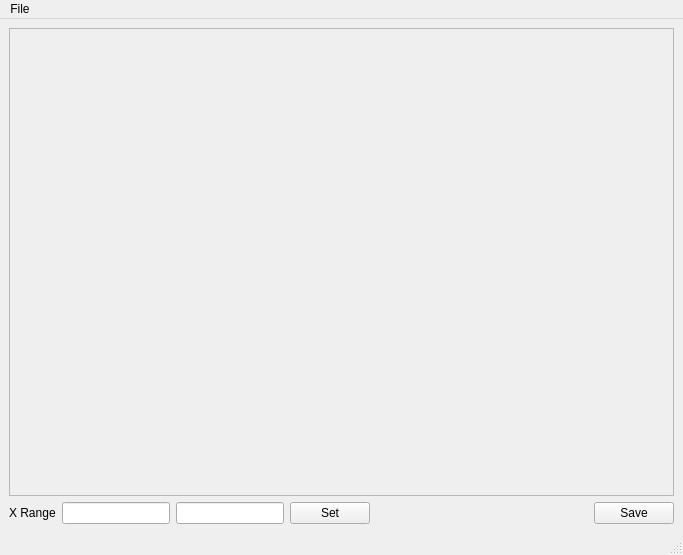
Before: the Qt Designer form designer/Simple2DReductionView.ui in neutrons/PyVDrive, drawn with Qt 5.
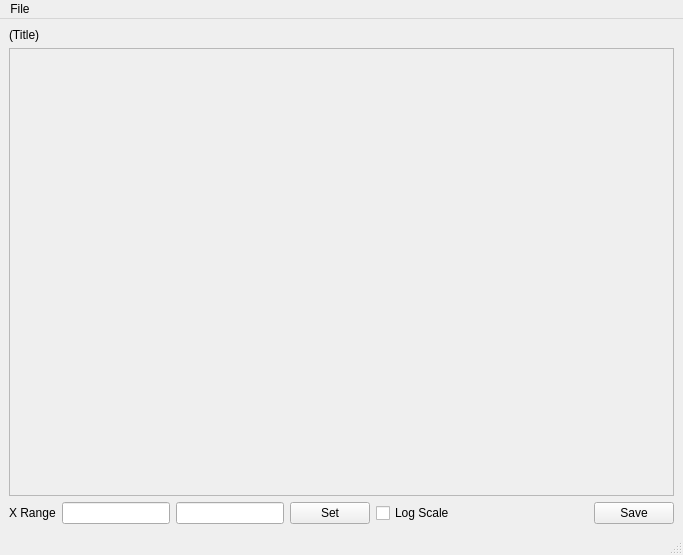
After: the same form once the commit is applied.

Commit message: Refs #216. Added a few widgets to atom view for log scale plotting and made some mod and fixed one issue on 2thetabin which may cause the failure of EditInstrument.

What changed in the file:
```diff
--- a/designer/Simple2DReductionView.ui
+++ b/designer/Simple2DReductionView.ui
@@ -15,6 +15,13 @@
   </property>
   <widget class="QWidget" name="centralwidget">
    <layout class="QVBoxLayout" name="verticalLayout">
+    <item>
+     <widget class="QLabel" name="label_title">
+      <property name="text">
+       <string>(Title)</string>
+      </property>
+     </widget>
+    </item>
     <item>
      <widget class="QFrame" name="frame_mainPlot">
       <property name="sizePolicy">
@@ -67,6 +74,16 @@
         </property>
        </widget>
       </item>
+      <item>
+       <widget class="QCheckBox" name="checkBox_intensityLogScale">
+        <property name="toolTip">
+         <string>&lt;html&gt;&lt;head/&gt;&lt;body&gt;&lt;p&gt;Diffraction intensity in contour plot will be plot in log scale if this checkbox is checked.&lt;/p&gt;&lt;/body&gt;&lt;/html&gt;</string>
+        </property>
+        <property name="text">
+         <string>Log Scale</string>
+        </property>
+       </widget>
+      </item>
       <item>
        <spacer name="horizontalSpacer">
         <property name="orientation">
```
Left out of the diff: 2 changed lines with no effect on the pictures. The commit also changes 3 other files.
